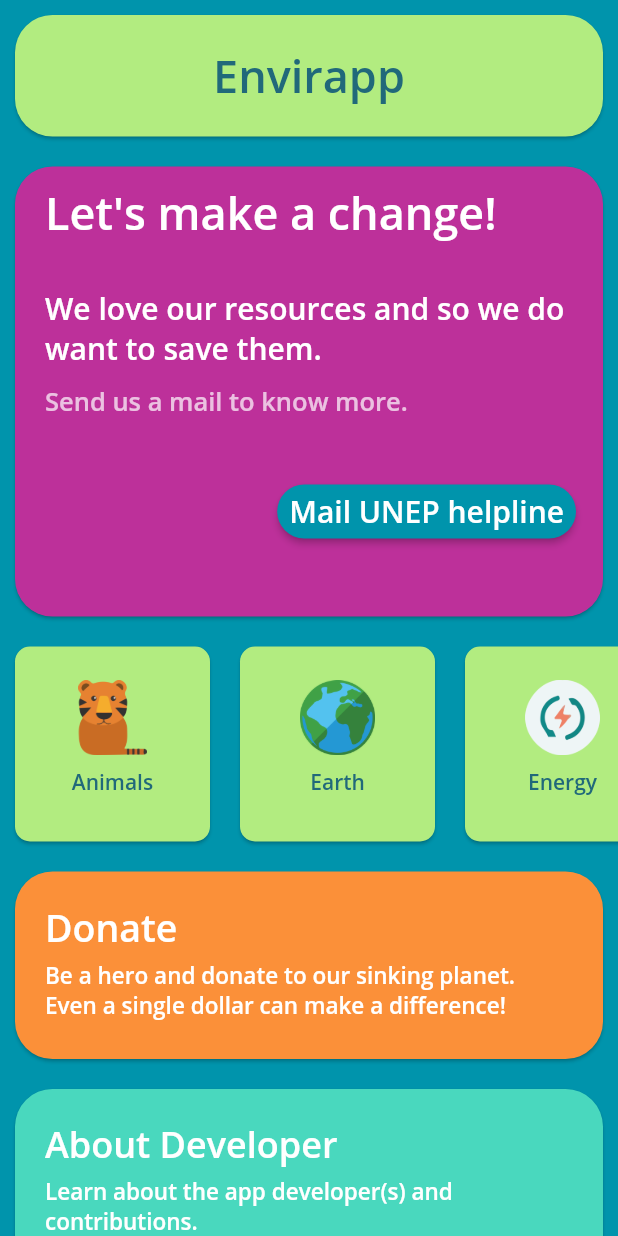
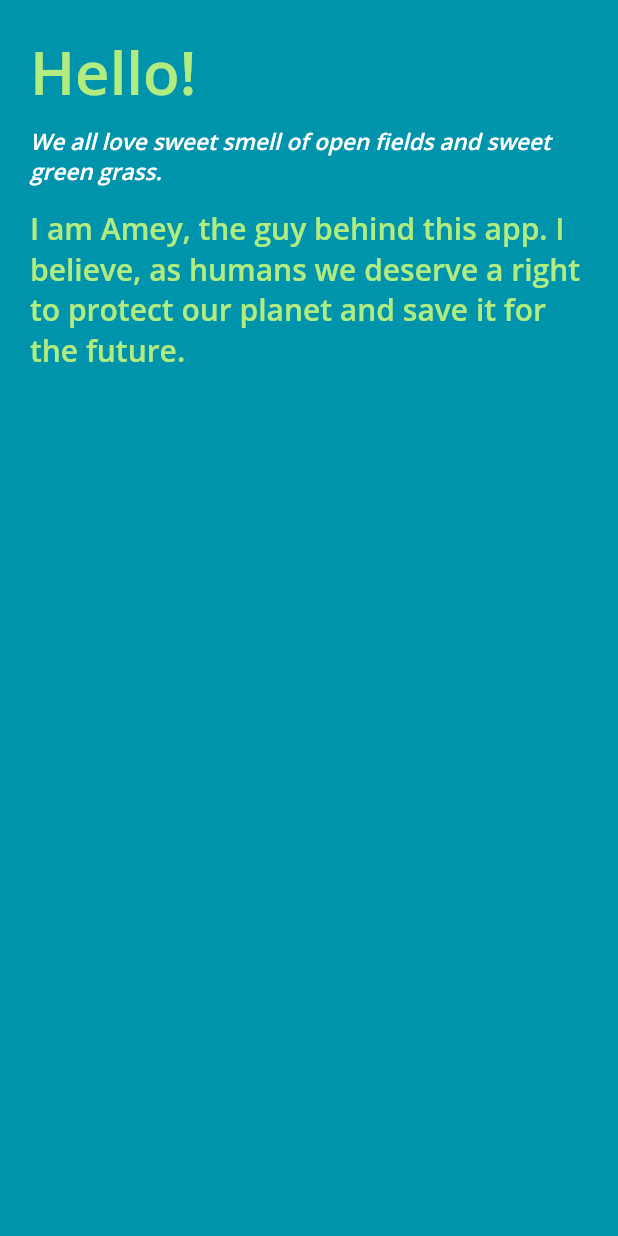
Before and after one commit to ameysunu/envirapp, a Flutter app: the screen it shows after launch, after a tap on "About Developer", on a phone screen of 412 x 824 dp. Run offline on Flutter 3.47's test engine with Material 2 defaults, Android fonts, the phone set to English and light mode, and no system bars; our stand-ins replace hexcolor; missing offline and left inert: achievement_view.

Commit message:
dev option added

```diff
--- a/lib/developer.dart
+++ b/lib/developer.dart
@@ -0,0 +1,72 @@
+import 'package:flutter/material.dart';
+import 'package:hexcolor/hexcolor.dart';
+
+class Developer extends StatefulWidget {
+  @override
+  _DeveloperState createState() => _DeveloperState();
+}
+
+class _DeveloperState extends State<Developer> {
+  @override
+  Widget build(BuildContext context) {
+    return MaterialApp(
+      debugShowCheckedModeBanner: false,
+      home: Scaffold(
+        backgroundColor: Hexcolor("#0094AC"),
+        body: SingleChildScrollView(
+          child: SafeArea(
+            child: Column(
+              crossAxisAlignment: CrossAxisAlignment.start,
+              children: <Widget>[
+                Padding(
+                  padding: const EdgeInsets.fromLTRB(20, 20, 0, 0),
+                  child: Text(
+                    "Hello!",
+                    style: TextStyle(
+                        color: Hexcolor('#B2EC80'),
+                        fontFamily: 'OpenSans',
+                        fontSize: 40),
+                  ),
+                ),
+                Padding(
+                  padding: const EdgeInsets.fromLTRB(20, 10, 0, 0),
+                  child: Text(
+                    "We all love sweet smell of open fields and sweet green grass.",
+                    style: TextStyle(
+                      color: Hexcolor('#FFFFFF'),
+                      fontFamily: 'OpenSans',
+                      fontSize: 15,
+                      fontStyle: FontStyle.italic,
+                    ),
+                  ),
+                ),
+                Padding(
+                  padding: const EdgeInsets.fromLTRB(20, 15, 15, 0),
+                  child: Text(
+                    "I am Amey, the guy behind this app. I believe, as humans we deserve a right to protect our planet and save it for the future.",
+                    style: TextStyle(
+                      color: Hexcolor('#B2EC80'),
+                      fontFamily: 'OpenSans',
+                      fontSize: 20,
+                    ),
+                  ),
+                ),
+                // Padding(
+                //   padding: const EdgeInsets.fromLTRB(20, 15, 15, 0),
+                //   child: Text(
+                //     "I hope this apps helps y'all negroes",
+                //     style: TextStyle(
+                //       color: Hexcolor('#B2EC80'),
+                //       fontFamily: 'OpenSans',
+                //       fontSize: 20,
+                //     ),
+                //   ),
+                // ),
+              ],
+            ),
+          ),
+        ),
+      ),
+    );
+  }
+}
--- a/lib/home.dart
+++ b/lib/home.dart
@@ -6,6 +6,7 @@ import 'earth.dart';
 import 'energy.dart';
 import 'fossils.dart';
 import 'water.dart';
+import 'developer.dart';
 
 class Home extends StatefulWidget {
   @override
@@ -443,7 +444,7 @@ class _HomeState extends State<Home> {
                                     padding:
                                         const EdgeInsets.fromLTRB(0, 5, 0, 0),
                                     child: Text(
-                                    'Learn about the app developer(s) and contributions.',
+                                      'A little note from the developer.',
                                       style: TextStyle(
                                           fontFamily: 'OpenSans',
                                           fontSize: 15.0,
@@ -456,15 +457,12 @@ class _HomeState extends State<Home> {
                           ),
                         ],
                       ),
-                    onTap: () async {
-                      const url = 'https://www.watercalculator.org';
-                      if (await canLaunch(url)) {
-                        await launch(url);
-                      } else {
-                        throw 'Could not launch $url';
-                      }
-                    },
-                  ),
+                      onTap: () {
+                        Navigator.push(
+                          context,
+                          MaterialPageRoute(builder: (context) => Developer()),
+                        );
+                      }),
                 ),
               ],
             ),
```
Lines whose indentation alone changed are shown as unchanged.
